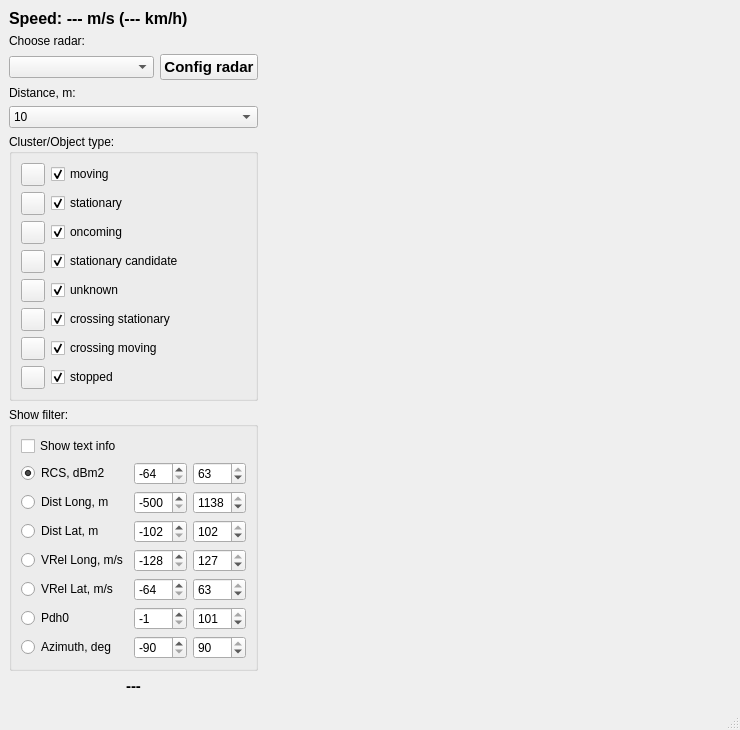
This is displaydata.ui in anatoltrush/RadarVisual as Qt 5 draws it before an edit. The edited form follows.
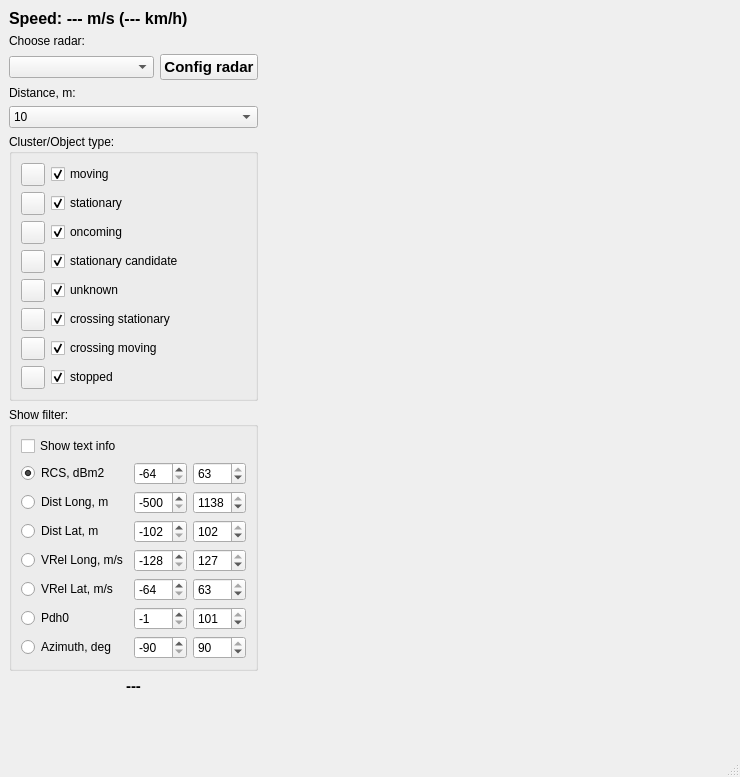
This is the edited form. Icons and pictures are not drawn. Custom widgets are drawn as their Qt base class.

Diff of the .ui file:
```diff
--- a/displaydata.ui
+++ b/displaydata.ui
@@ -7,7 +7,7 @@
     <x>0</x>
     <y>0</y>
     <width>740</width>
-    <height>730</height>
+    <height>777</height>
    </rect>
   </property>
   <property name="windowTitle">
```
Left out of the diff: 3 changed lines with no effect on the pictures.
